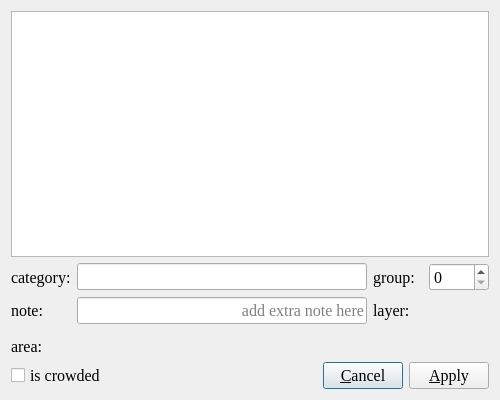
Before: the Qt Designer form ISAT/ui/category_edit.ui in yatengLG/ISAT_with_segment_anything, drawn with Qt 5.
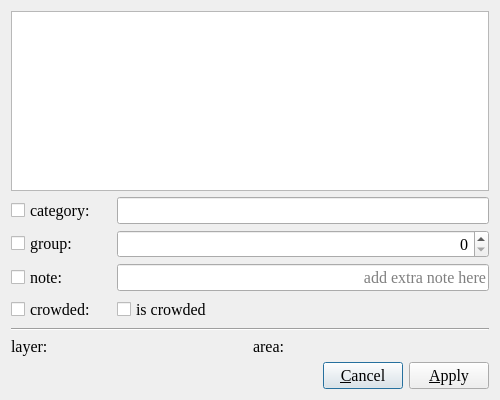
After: the same form once the commit is applied. Icons and pictures are not drawn.

Commit message: - 更新属性修改界面。

The edit to the form file:
```diff
--- a/ISAT/ui/category_edit.ui
+++ b/ISAT/ui/category_edit.ui
@@ -39,19 +39,13 @@
        <number>0</number>
       </property>
       <item>
-       <widget class="QLabel" name="label_2">
+       <widget class="QCheckBox" name="checkBox_category_enabled">
         <property name="minimumSize">
          <size>
-          <width>60</width>
+          <width>100</width>
           <height>0</height>
          </size>
         </property>
-        <property name="maximumSize">
-         <size>
-          <width>60</width>
-          <height>16777215</height>
-         </size>
-        </property>
         <property name="text">
          <string>category:</string>
         </property>
@@ -63,21 +57,39 @@
          <set>Qt::AlignRight|Qt::AlignTrailing|Qt::AlignVCenter</set>
         </property>
         <property name="readOnly">
-         <bool>true</bool>
+         <bool>false</bool>
         </property>
        </widget>
       </item>
+     </layout>
+    </widget>
+   </item>
+   <item>
+    <widget class="QWidget" name="widget_6" native="true">
+     <layout class="QHBoxLayout" name="horizontalLayout_6">
+      <property name="leftMargin">
+       <number>0</number>
+      </property>
+      <property name="topMargin">
+       <number>0</number>
+      </property>
+      <property name="rightMargin">
+       <number>0</number>
+      </property>
+      <property name="bottomMargin">
+       <number>0</number>
+      </property>
       <item>
-       <widget class="QLabel" name="label">
+       <widget class="QCheckBox" name="checkBox_group_enabled">
         <property name="minimumSize">
          <size>
-          <width>50</width>
+          <width>100</width>
           <height>0</height>
          </size>
         </property>
         <property name="maximumSize">
          <size>
-          <width>50</width>
+          <width>16777215</width>
           <height>16777215</height>
          </size>
         </property>
@@ -88,6 +100,15 @@
       </item>
       <item>
        <widget class="QSpinBox" name="spinBox_group">
+        <property name="sizePolicy">
+         <sizepolicy hsizetype="Expanding" vsizetype="Fixed">
+          <horstretch>0</horstretch>
+          <verstretch>0</verstretch>
+         </sizepolicy>
+        </property>
+        <property name="alignment">
+         <set>Qt::AlignRight|Qt::AlignTrailing|Qt::AlignVCenter</set>
+        </property>
         <property name="maximum">
          <number>9999</number>
         </property>
@@ -112,16 +133,16 @@
        <number>0</number>
       </property>
       <item>
-       <widget class="QLabel" name="label_3">
+       <widget class="QCheckBox" name="checkBox_note_enabled">
         <property name="minimumSize">
          <size>
-          <width>60</width>
+          <width>100</width>
           <height>0</height>
          </size>
         </property>
         <property name="maximumSize">
          <size>
-          <width>60</width>
+          <width>16777215</width>
           <height>16777215</height>
          </size>
         </property>
@@ -140,17 +161,92 @@
         </property>
        </widget>
       </item>
+     </layout>
+    </widget>
+   </item>
+   <item>
+    <widget class="QWidget" name="widget_7" native="true">
+     <layout class="QHBoxLayout" name="horizontalLayout_7">
+      <property name="leftMargin">
+       <number>0</number>
+      </property>
+      <property name="topMargin">
+       <number>0</number>
+      </property>
+      <property name="rightMargin">
+       <number>0</number>
+      </property>
+      <property name="bottomMargin">
+       <number>0</number>
+      </property>
+      <item>
+       <widget class="QCheckBox" name="checkBox_iscrowded_enabled">
+        <property name="minimumSize">
+         <size>
+          <width>100</width>
+          <height>0</height>
+         </size>
+        </property>
+        <property name="maximumSize">
+         <size>
+          <width>16777215</width>
+          <height>16777215</height>
+         </size>
+        </property>
+        <property name="text">
+         <string>crowded:</string>
+        </property>
+       </widget>
+      </item>
+      <item>
+       <widget class="QCheckBox" name="checkBox_iscrowded">
+        <property name="sizePolicy">
+         <sizepolicy hsizetype="Expanding" vsizetype="Fixed">
+          <horstretch>0</horstretch>
+          <verstretch>0</verstretch>
+         </sizepolicy>
+        </property>
+        <property name="text">
+         <string>is crowded</string>
+        </property>
+       </widget>
+      </item>
+     </layout>
+    </widget>
+   </item>
+   <item>
+    <widget class="Line" name="line">
+     <property name="orientation">
+      <enum>Qt::Horizontal</enum>
+     </property>
+    </widget>
+   </item>
+   <item>
+    <widget class="QWidget" name="widget_4" native="true">
+     <layout class="QHBoxLayout" name="horizontalLayout_4">
+      <property name="leftMargin">
+       <number>0</number>
+      </property>
+      <property name="topMargin">
+       <number>0</number>
+      </property>
+      <property name="rightMargin">
+       <number>0</number>
+      </property>
+      <property name="bottomMargin">
+       <number>0</number>
+      </property>
       <item>
        <widget class="QLabel" name="label_4">
         <property name="minimumSize">
          <size>
-          <width>50</width>
+          <width>80</width>
           <height>0</height>
          </size>
         </property>
         <property name="maximumSize">
          <size>
-          <width>50</width>
+          <width>80</width>
           <height>16777215</height>
          </size>
         </property>
@@ -163,13 +259,13 @@
        <widget class="QLabel" name="label_layer">
         <property name="minimumSize">
          <size>
-          <width>60</width>
+          <width>0</width>
           <height>0</height>
          </size>
         </property>
         <property name="maximumSize">
          <size>
-          <width>60</width>
+          <width>16777215</width>
           <height>16777215</height>
          </size>
         </property>
@@ -181,50 +277,20 @@
         </property>
        </widget>
       </item>
-     </layout>
-    </widget>
-   </item>
-   <item>
-    <widget class="QWidget" name="widget" native="true">
-     <layout class="QHBoxLayout" name="horizontalLayout">
-      <property name="leftMargin">
-       <number>0</number>
-      </property>
-      <property name="topMargin">
-       <number>0</number>
-      </property>
-      <property name="rightMargin">
-       <number>0</number>
-      </property>
-      <property name="bottomMargin">
-       <number>0</number>
-      </property>
-     </layout>
-    </widget>
-   </item>
-   <item>
-    <widget class="QWidget" name="widget_4" native="true">
-     <layout class="QHBoxLayout" name="horizontalLayout_4">
-      <property name="leftMargin">
-       <number>0</number>
-      </property>
-      <property name="topMargin">
-       <number>0</number>
-      </property>
-      <property name="rightMargin">
-       <number>0</number>
-      </property>
-      <property name="bottomMargin">
-       <number>0</number>
-      </property>
       <item>
        <widget class="QLabel" name="label_5">
         <property name="minimumSize">
          <size>
-          <width>60</width>
+          <width>80</width>
           <height>0</height>
          </size>
         </property>
+        <property name="maximumSize">
+         <size>
+          <width>80</width>
+          <height>16777215</height>
+         </size>
+        </property>
         <property name="text">
          <string>area:</string>
         </property>
@@ -237,19 +303,6 @@
         </property>
        </widget>
       </item>
-      <item>
-       <spacer name="horizontalSpacer">
-        <property name="orientation">
-         <enum>Qt::Horizontal</enum>
-        </property>
-        <property name="sizeHint" stdset="0">
-         <size>
-          <width>40</width>
-          <height>20</height>
-         </size>
-        </property>
-       </spacer>
-      </item>
      </layout>
     </widget>
    </item>
@@ -268,13 +321,6 @@
       <property name="bottomMargin">
        <number>0</number>
       </property>
-      <item>
-       <widget class="QCheckBox" name="checkBox_iscrowded">
-        <property name="text">
-         <string>is crowded</string>
-        </property>
-       </widget>
-      </item>
       <item>
        <spacer name="horizontalSpacer_2">
         <property name="orientation">
```
The commit also changes 1 other file.
